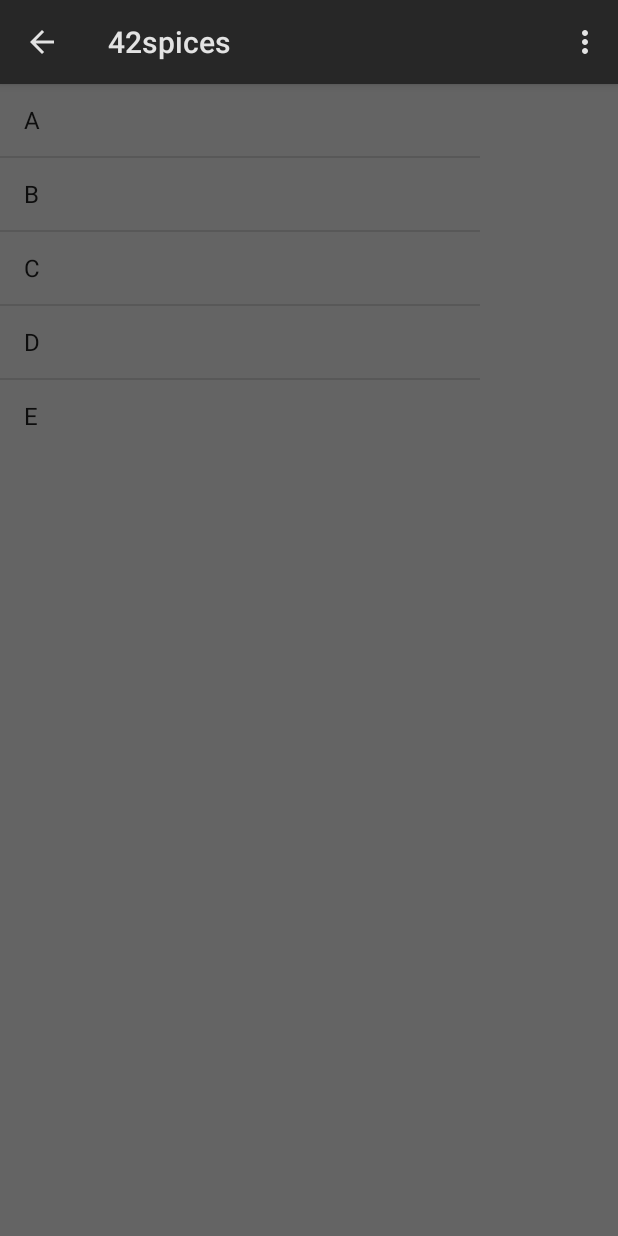
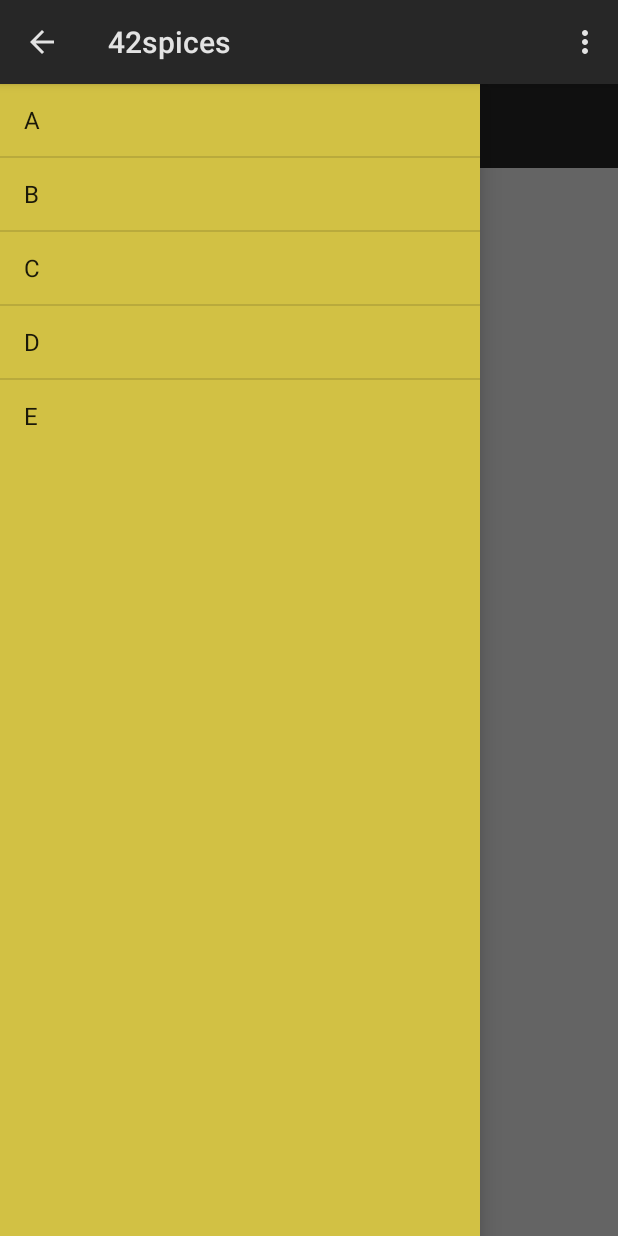
Before and after one commit to ashgkwd/42spices, an Android app: the screen it shows after launch (MainActivity), with the side drawer open, on a phone screen of 412 x 824 dp. Run offline under Robolectric (Android 15) with nearby library versions, the phone set to English and light mode, and no system bars; 1 statement that could not run was skipped.

Commit message:
Fix - Corrected layout of Tolbar and Fragment Improvemnt - Added styling for navigation drawer

```diff
--- a/app/src/main/res/layout/activity_main.xml
+++ b/app/src/main/res/layout/activity_main.xml
@@ -3,30 +3,37 @@
     xmlns:tools="http://schemas.android.com/tools"
     android:layout_width="match_parent"
     android:layout_height="match_parent"
+    android:fitsSystemWindows="true"
     tools:context=".MainActivity">
 
     <LinearLayout
         android:layout_width="match_parent"
-        android:layout_height="match_parent" >
+        android:layout_height="match_parent"
+        android:orientation="vertical">
 
         <Toolbar
             android:id="@+id/activity_toolbar"
             android:layout_width="match_parent"
-            android:layout_height="match_parent">
+            android:layout_height="wrap_content"
+            android:padding="0dp"
+            android:minHeight="?android:attr/actionBarSize"
+            android:background="?android:colorPrimary"
+            android:theme="@android:style/ThemeOverlay.Material.Dark.ActionBar" />
 
-            <FrameLayout
-                android:id="@+id/active_fragment"
-                android:layout_width="match_parent"
-                android:layout_height="match_parent"/>
-
-        </Toolbar>
+        <FrameLayout
+            android:id="@+id/active_fragment"
+            android:layout_width="match_parent"
+            android:layout_height="match_parent"
+            android:padding="0dp"/>
 
     </LinearLayout>
 
     <LinearLayout
         android:layout_width="@dimen/drawer_width"
         android:layout_height="match_parent"
-        android:layout_gravity="left|start">
+        android:layout_gravity="left|start"
+        android:background="#ffd2c144"
+        android:elevation="@dimen/drawer_elevation">
 
         <ListView
             android:id="@+id/drawer_list"
```
